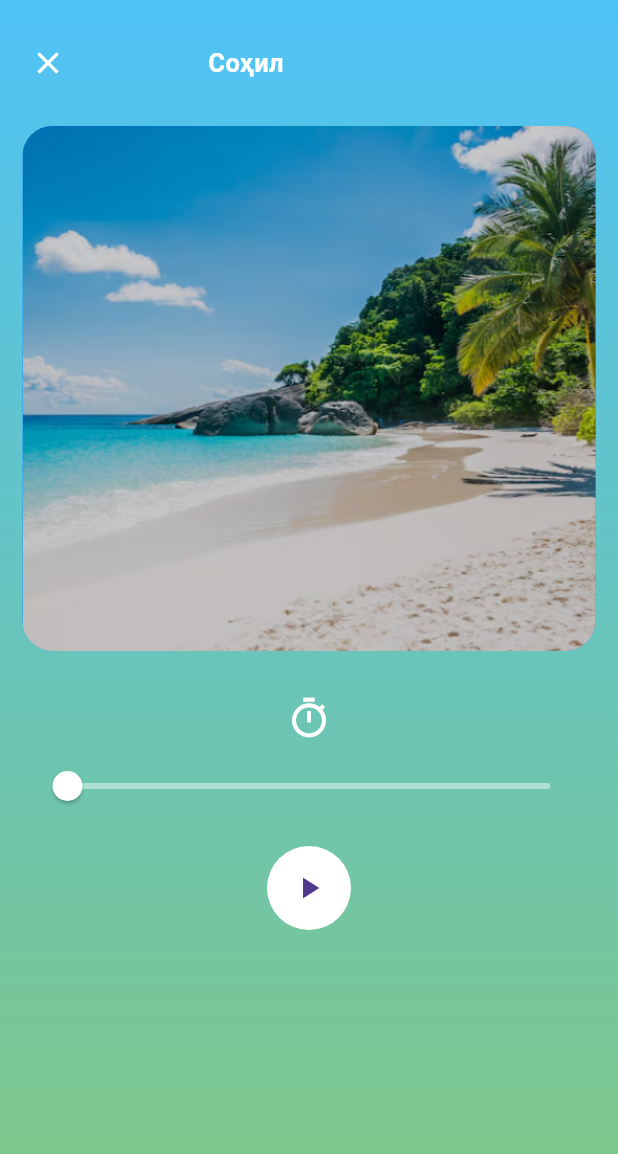
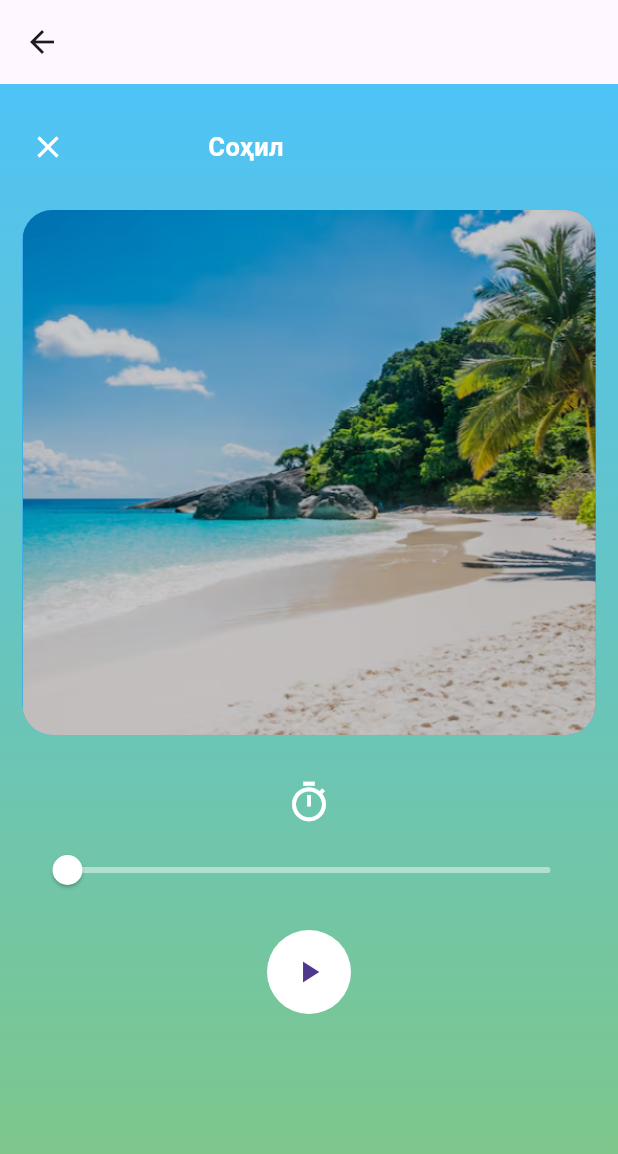
Before and after one commit to SalimovSubhan/Tain-for-sleep, a Flutter app: the screen it shows after launch, after a tap on the "settings" icon, after a tap on "Точики", after a tap on "Соҳил", on a phone screen of 412 x 824 dp. Shown: the top 1154 px of the screen. Run offline on Flutter 3.47's test engine with Material 3 defaults, Android fonts, the phone set to English and light mode, and no system bars; our stand-ins replace audio_service, buttons_tabbar, easy_localization, flutter_hooks, go_router, hooks_riverpod and 5 more; missing offline and left inert: audio_session, flutter_volume_controller; statements that could not run were skipped.

Commit message:
chgane tg into tr

```diff
--- a/lib/features/home/presentation/widgets/castom_alert_dialog.dart
+++ b/lib/features/home/presentation/widgets/castom_alert_dialog.dart
@@ -2,7 +2,6 @@ import 'package:easy_localization/easy_localization.dart';
 import 'package:flutter/material.dart';
 import 'package:flutter_hooks/flutter_hooks.dart';
 import 'package:hooks_riverpod/hooks_riverpod.dart';
-import 'package:rain_for_sleep/core/services/shared_preferens_sevice.dart';
 
 class CastomAlertDialog extends HookConsumerWidget {
   const CastomAlertDialog({super.key, required this.isShowSettings});
@@ -49,12 +48,12 @@ class CastomAlertDialog extends HookConsumerWidget {
                   ////////////////////////////////////////////tg
                   languageOption(
                     onTap: () async {
-                      groupValue.value = 'tg';
-                      context.setLocale(const Locale('tg'));
+                      groupValue.value = 'tr';
+                      context.setLocale(const Locale('tr'));
                       isShowSettings.value = false;
-                      await ref
-                          .read(prefsServiseProvider)
-                          .setLanguage(value: 'tg');
+                      // await ref
+                      //     .read(prefsServiseProvider)
+                      //     .setLanguage(value: 'tg');
                     },
                     value: 'tg',
                     title: 'Точики',
@@ -66,9 +65,9 @@ class CastomAlertDialog extends HookConsumerWidget {
                       groupValue.value = 'ru';
                       context.setLocale(const Locale('ru'));
                       isShowSettings.value = false;
-                      await ref
-                          .read(prefsServiseProvider)
-                          .setLanguage(value: 'ru');
+                      // await ref
+                      //     .read(prefsServiseProvider)
+                      //     .setLanguage(value: 'ru');
                     },
                     value: 'ru',
                     title: 'Русский',
@@ -80,9 +79,9 @@ class CastomAlertDialog extends HookConsumerWidget {
                       groupValue.value = 'en';
                       context.setLocale(const Locale('en'));
                       isShowSettings.value = false;
-                      await ref
-                          .read(prefsServiseProvider)
-                          .setLanguage(value: 'en');
+                      // await ref
+                      //     .read(prefsServiseProvider)
+                      //     .setLanguage(value: 'en');
                     },
                     value: 'en',
                     title: 'English',
--- a/lib/features/sleep_sound/presentation/screens/sleep_sound_screen.dart
+++ b/lib/features/sleep_sound/presentation/screens/sleep_sound_screen.dart
@@ -88,6 +88,7 @@ class SleepSoundScreen extends HookConsumerWidget {
         }
       },
       child: Scaffold(
+        appBar: AppBar(),
         body: Container(
           decoration: BoxDecoration(gradient: gradient),
           child: Stack(
--- a/lib/main.dart
+++ b/lib/main.dart
@@ -22,7 +22,7 @@ void main() async {
   runApp(
     EasyLocalization(
       path: 'assets/translations',
-      supportedLocales: const [Locale('en'), Locale('ru'), Locale('tg')],
+      supportedLocales: const [Locale('en'), Locale('ru'), Locale('tr')],
       fallbackLocale: const Locale('ru'),
       child: UncontrolledProviderScope(
         container: container,
--- a/lib/router/router.dart
+++ b/lib/router/router.dart
@@ -26,11 +26,13 @@ final router = GoRouter(
         final sound = extra['sound'];
         final gradient = extra['gradient'];
         return CustomTransitionPage(
-          child: SleepSoundScreen(
-            image: image,
-            title: title,
-            sound: sound,
-            gradient: gradient,
+          child: Material(
+            child: SleepSoundScreen(
+              image: image,
+              title: title,
+              sound: sound,
+              gradient: gradient,
+            ),
           ),
           transitionDuration: const Duration(milliseconds: 500),
           transitionsBuilder: (context, animation, secondaryAnimation, child) {
--- a/pubspec.yaml
+++ b/pubspec.yaml
@@ -29,6 +29,8 @@ environment:
 # versions available, run `flutter pub outdated`.
 dependencies:
   flutter:
+    sdk: flutter
+  flutter_localizations:
     sdk: flutter
 
   # The following adds the Cupertino Icons font to your application.
```
Also changed, not shown: assets/translations/tr.json (renamed from assets/translations/tg.json), pubspec.lock.
